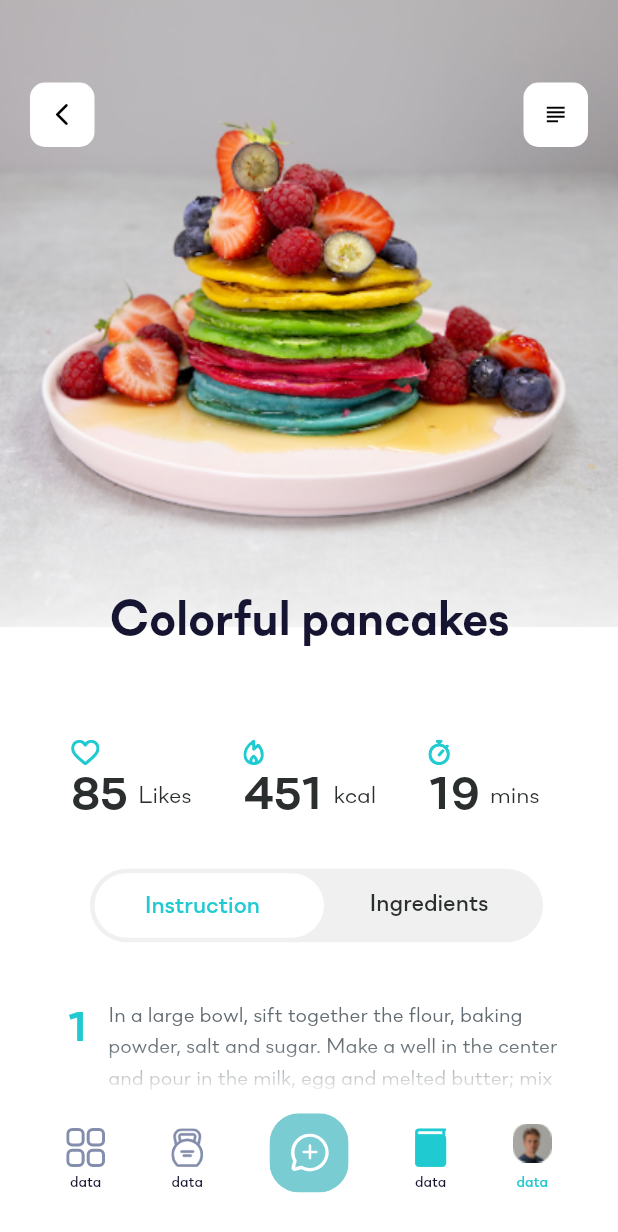
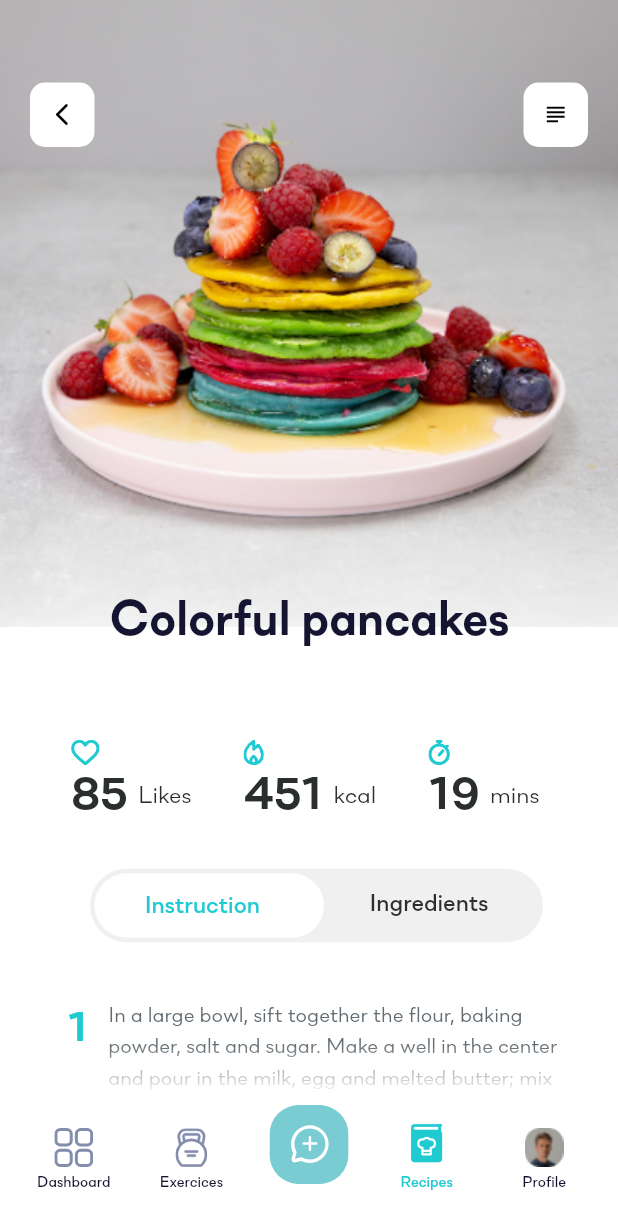
Before and after one commit to Grrravity/RecipeTest, a Flutter app: the screen it shows after launch, on a phone screen of 412 x 824 dp. Shown: the top 1232 px of the screen. Run offline on Flutter 3.47's test engine with Material 2 defaults, Android fonts, the phone set to English and light mode, and no system bars; our stand-ins replace bloc, dartz, equatable, flutter_bloc, flutter_svg, get_it and 1 more.

Commit message:
Finalize navigation bar design

```diff
--- a/lib/core/utils/theme.dart
+++ b/lib/core/utils/theme.dart
@@ -45,6 +45,7 @@ const TextStyle Body1 = TextStyle(
 );
 const TextStyle Body1Light = TextStyle(
     fontFamily: RomanText, fontSize: 14, color: LightTextColor, height: 1.5);
+
 const TextStyle Button = TextStyle(
   fontFamily: MainText,
   fontSize: 16,
--- a/lib/features/pancake_app/views/components/display/recipe_display.dart
+++ b/lib/features/pancake_app/views/components/display/recipe_display.dart
@@ -65,11 +65,13 @@ class RecipeViewState extends State<RecipeView> {
                 Container(
                   height: 93,
                   color: Colors.white,
-                  padding: EdgeInsets.only(bottom: 29),
+                  padding: EdgeInsets.fromLTRB(10, 0, 10, 29),
                   child: Row(
-                      mainAxisAlignment: MainAxisAlignment.spaceEvenly,
+                      mainAxisAlignment: MainAxisAlignment.spaceAround,
                       children: [
-                        Column(
+                        Container(
+                          width: 53,
+                          child: Column(
                               mainAxisAlignment: MainAxisAlignment.end,
                               children: [
                                 !kIsWeb
@@ -82,16 +84,20 @@ class RecipeViewState extends State<RecipeView> {
                                       )
                                     : Align(
                                         child: SvgAsPaint(
-                                          asset: "assets/icons/dashboard.svg")),
+                                            asset:
+                                                "assets/icons/dashboard.svg")),
                                 SizedBox(
                                   height: 5,
                                 ),
                                 Text(
-                                "data",
+                                  "Dashboard",
                                   style: Theme.of(context).textTheme.caption,
                                 )
                               ]),
-                        Column(
+                        ),
+                        Container(
+                          width: 53,
+                          child: Column(
                               mainAxisAlignment: MainAxisAlignment.end,
                               children: [
                                 !kIsWeb
@@ -110,12 +116,15 @@ class RecipeViewState extends State<RecipeView> {
                                   height: 5,
                                 ),
                                 Text(
-                                "data",
+                                  "Exercices",
                                   style: Theme.of(context).textTheme.caption,
                                 )
                               ]),
-                        Column(
-                            mainAxisAlignment: MainAxisAlignment.end,
+                        ),
+                        Container(
+                          width: 53,
+                          child: Column(
+                              mainAxisAlignment: MainAxisAlignment.center,
                               children: [
                                 !kIsWeb
                                     ? SvgPicture.asset(
@@ -130,15 +139,18 @@ class RecipeViewState extends State<RecipeView> {
                                             asset:
                                                 "assets/icons/new_recipe.svg")),
                               ]),
-                        Column(
+                        ),
+                        Container(
+                          width: 53,
+                          child: Column(
                               mainAxisAlignment: MainAxisAlignment.end,
                               children: [
                                 !kIsWeb
                                     ? SvgPicture.asset(
                                         "assets/icons/book-2.svg",
-                                      semanticsLabel: "assets/icons/book-2.svg"
+                                        semanticsLabel:
+                                            "assets/icons/book-2.svg"
                                                 .substring(12),
-                                      color: Color(0xFF20CAD1),
                                         fit: BoxFit.contain,
                                       )
                                     : Align(
@@ -148,11 +160,14 @@ class RecipeViewState extends State<RecipeView> {
                                   height: 5,
                                 ),
                                 Text(
-                                "data",
-                                style: Theme.of(context).textTheme.caption,
+                                  "Recipes",
+                                  style: focusTextStyle,
                                 )
                               ]),
-                        Column(
+                        ),
+                        Container(
+                          width: 53,
+                          child: Column(
                               mainAxisAlignment: MainAxisAlignment.end,
                               children: [
                                 Image.asset(
@@ -164,10 +179,11 @@ class RecipeViewState extends State<RecipeView> {
                                   height: 5,
                                 ),
                                 Text(
-                                "data",
-                                style: focusTextStyle,
+                                  "Profile",
+                                  style: Theme.of(context).textTheme.caption,
                                 )
                               ]),
+                        ),
                       ]),
                 )
               ]),
```
Lines whose indentation alone changed are shown as unchanged.
